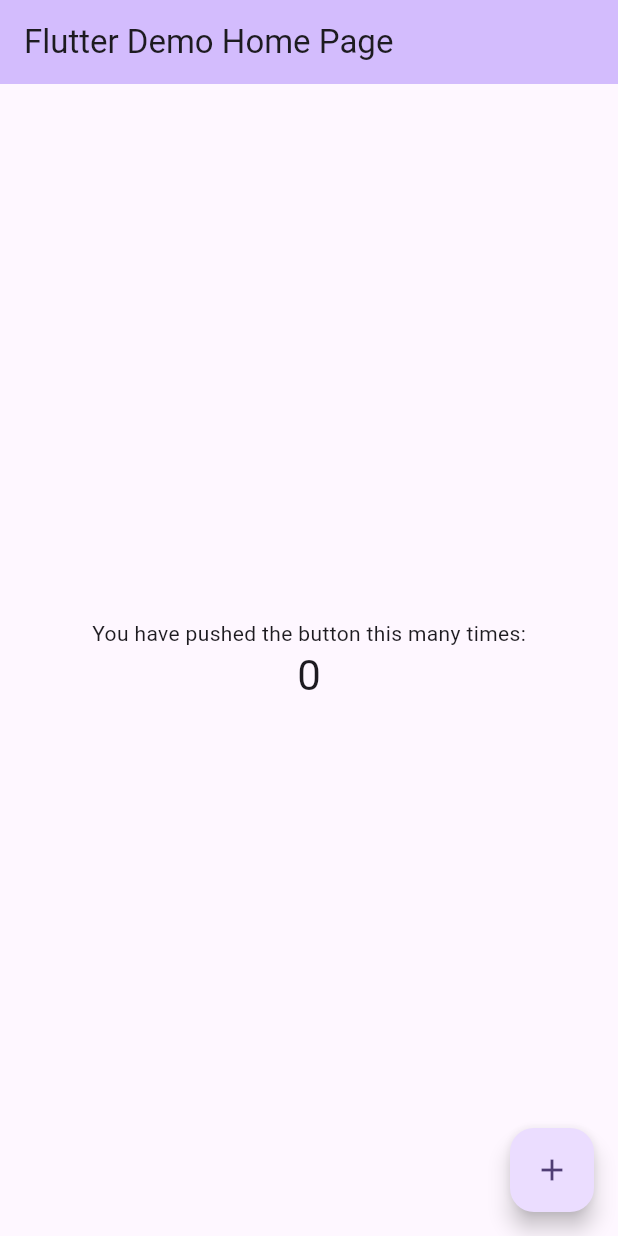
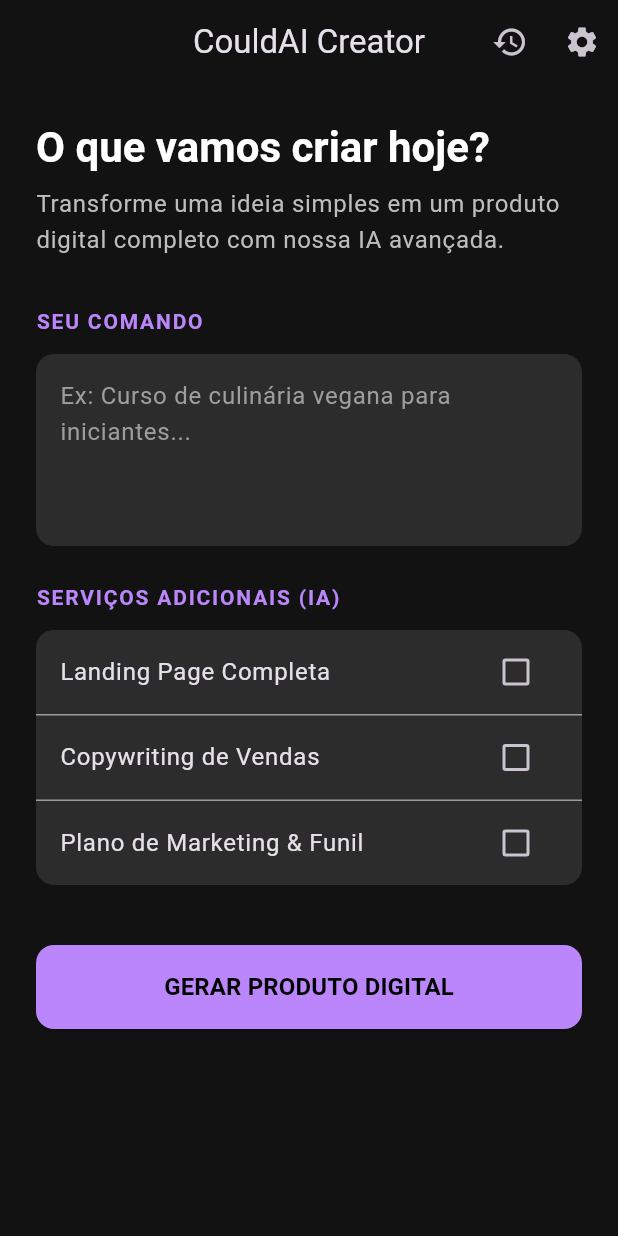
Before and after one commit to could-ai/019aa438-82ff-78c3-b1d0-4987ff46448f, a Flutter app: the screen it shows after launch, on a phone screen of 412 x 824 dp. Run offline on Flutter 3.47's test engine with Material 3 defaults, Android fonts, the phone set to English and light mode, and no system bars.

Commit message:
Setup main application entry point with a dark, tech-inspired theme suitable for an AI product creator tool.; Created data model to hold the structured output defined in the user's prompt (Summary, Objective, Structure, etc.).; Implemented a Mock AI Service that simulates the logic described in the user's prompt, returning a structured product plan after a delay.; Implemented the Home Screen where users can input their product idea (command) and select additional AI services. Includes loading state and navigation.; Created the Result Screen to display the generated digital product details. Uses Tabs to organize the extensive content (Overview, Structure, Design, Extras) clearly.

```diff
--- a/usr/lib/main.dart
+++ b/usr/lib/main.dart
@@ -1,4 +1,5 @@
 import 'package:flutter/material.dart';
+import 'package:couldai_user_app/screens/home_screen.dart';
 
 void main() {
   runApp(const MyApp());
@@ -7,114 +8,47 @@ void main() {
 class MyApp extends StatelessWidget {
   const MyApp({super.key});
 
-  // This widget is the root of your application.
   @override
   Widget build(BuildContext context) {
     return MaterialApp(
-      title: 'Flutter Demo',
+      title: 'CouldAI Creator',
       debugShowCheckedModeBanner: false,
       theme: ThemeData(
-        // This is the theme of your application.
-        //
-        // TRY THIS: Try running your application with "flutter run". You'll see
-        // the application has a purple toolbar. Then, without quitting the app,
-        // try changing the seedColor in the colorScheme below to Colors.green
-        // and then invoke "hot reload" (save your changes or press the "hot
-        // reload" button in a Flutter-supported IDE, or press "r" if you used
-        // the command line to start the app).
-        //
-        // Notice that the counter didn't reset back to zero; the application
-        // state is not lost during the reload. To reset the state, use hot
-        // restart instead.
-        //
-        // This works for code too, not just values: Most code changes can be
-        // tested with just a hot reload.
-        colorScheme: ColorScheme.fromSeed(seedColor: Colors.deepPurple),
+        useMaterial3: true,
+        colorScheme: ColorScheme.fromSeed(
+          seedColor: const Color(0xFF6200EE),
+          brightness: Brightness.dark, // Dark theme for "AI/Tech" vibe
+          primary: const Color(0xFFBB86FC),
+          secondary: const Color(0xFF03DAC6),
+          surface: const Color(0xFF121212),
+        ),
+        appBarTheme: const AppBarTheme(
+          centerTitle: true,
+          elevation: 0,
+          backgroundColor: Colors.transparent,
+        ),
+        cardTheme: CardTheme(
+          elevation: 4,
+          shape: RoundedRectangleBorder(borderRadius: BorderRadius.circular(16)),
+          color: const Color(0xFF1E1E1E),
+        ),
+        inputDecorationTheme: InputDecorationTheme(
+          filled: true,
+          fillColor: const Color(0xFF2C2C2C),
+          border: OutlineInputBorder(
+            borderRadius: BorderRadius.circular(12),
+            borderSide: BorderSide.none,
+          ),
+          focusedBorder: OutlineInputBorder(
+            borderRadius: BorderRadius.circular(12),
+            borderSide: const BorderSide(color: Color(0xFFBB86FC), width: 2),
+          ),
+        ),
       ),
-      home: const MyHomePage(title: 'Flutter Demo Home Page'),
+      initialRoute: '/',
+      routes: {
+        '/': (context) => const HomeScreen(),
+      },
     );
   }
 }
-
-class MyHomePage extends StatefulWidget {
-  const MyHomePage({super.key, required this.title});
-
-  // This widget is the home page of your application. It is stateful, meaning
-  // that it has a State object (defined below) that contains fields that affect
-  // how it looks.
-
-  // This class is the configuration for the state. It holds the values (in this
-  // case the title) provided by the parent (in this case the App widget) and
-  // used by the build method of the State. Fields in a Widget subclass are
-  // always marked "final".
-
-  final String title;
-
-  @override
-  State<MyHomePage> createState() => _MyHomePageState();
-}
-
-class _MyHomePageState extends State<MyHomePage> {
-  int _counter = 0;
-
-  void _incrementCounter() {
-    setState(() {
-      // This call to setState tells the Flutter framework that something has
-      // changed in this State, which causes it to rerun the build method below
-      // so that the display can reflect the updated values. If we changed
-      // _counter without calling setState(), then the build method would not be
-      // called again, and so nothing would appear to happen.
-      _counter++;
-    });
-  }
-
-  @override
-  Widget build(BuildContext context) {
-    // This method is rerun every time setState is called, for instance as done
-    // by the _incrementCounter method above.
-    //
-    // The Flutter framework has been optimized to make rerunning build methods
-    // fast, so that you can just rebuild anything that needs updating rather
-    // than having to individually change instances of widgets.
-    return Scaffold(
-      appBar: AppBar(
-        // TRY THIS: Try changing the color here to a specific color (to
-        // Colors.amber, perhaps?) and trigger a hot reload to see the AppBar
-        // change color while the other colors stay the same.
-        backgroundColor: Theme.of(context).colorScheme.inversePrimary,
-        // Here we take the value from the MyHomePage object that was created by
-        // the App.build method, and use it to set our appbar title.
-        title: Text(widget.title),
-      ),
-      body: Center(
-        // Center is a layout widget. It takes a single child and positions it
-        // in the middle of the parent.
-        child: Column(
-          // Column is also a layout widget. It takes a list of children and
-          // arranges them vertically. By default, it sizes itself to fit its
-          // children horizontally, and tries to be as tall as its parent.
-          //
-          // Column has various properties to control how it sizes itself and
-          // how it positions its children. Here we use mainAxisAlignment to
-          // center the children vertically; the main axis here is the vertical
-          // axis because Columns are vertical (the cross axis would be
-          // horizontal).
-          //
-          // TRY THIS: Invoke "debug painting" (choose the "Toggle Debug Paint"
-          // action in the IDE, or press "p" in the console), to see the
-          // wireframe for each widget.
-          mainAxisAlignment: MainAxisAlignment.center,
-          children: <Widget>[
-            const Text('You have pushed the button this many times:'),
-            Text('$_counter', style: Theme.of(context).textTheme.headlineMedium),
-          ],
-        ),
-      ),
-      floatingActionButton: FloatingActionButton(
-        onPressed: _incrementCounter,
-        tooltip: 'Increment',
-        child: const Icon(Icons.add),
-      ), // This trailing comma makes auto-formatting nicer for build methods.
-    );
-  }
-}
--- /dev/null
+++ b/usr/lib/models/product_result.dart
@@ -0,0 +1,29 @@
+class ProductResult {
+  final String title;
+  final String subtitle;
+  final String summary;
+  final String objective;
+  final String targetAudience;
+  final List<String> structure;
+  final String contentPreview;
+  final String designSuggestion;
+  final List<String> variations;
+  final List<String> bonuses;
+  final List<String> improvements;
+  final Map<String, List<String>> extraServices;
+
+  ProductResult({
+    required this.title,
+    required this.subtitle,
+    required this.summary,
+    required this.objective,
+    required this.targetAudience,
+    required this.structure,
+    required this.contentPreview,
+    required this.designSuggestion,
+    required this.variations,
+    required this.bonuses,
+    required this.improvements,
+    required this.extraServices,
+  });
+}
--- /dev/null
+++ b/usr/lib/screens/home_screen.dart
@@ -0,0 +1,220 @@
+import 'package:flutter/material.dart';
+import 'package:couldai_user_app/services/mock_ai_service.dart';
+import 'package:couldai_user_app/screens/result_screen.dart';
+
+class HomeScreen extends StatefulWidget {
+  const HomeScreen({super.key});
+
+  @override
+  State<HomeScreen> createState() => _HomeScreenState();
+}
+
+class _HomeScreenState extends State<HomeScreen> {
+  final TextEditingController _commandController = TextEditingController();
+  bool _isGenerating = false;
+
+  // Checkbox states for extra services
+  bool _includeLandingPage = false;
+  bool _includeCopywriting = false;
+  bool _includeMarketingPlan = false;
+
+  void _generateProduct() async {
+    if (_commandController.text.isEmpty) {
+      ScaffoldMessenger.of(context).showSnackBar(
+        const SnackBar(content: Text('Por favor, digite um comando ou ideia.')),
+      );
+      return;
+    }
+
+    setState(() {
+      _isGenerating = true;
+    });
+
+    try {
+      // Call the mock service
+      final result = await MockAIService.generateProduct(_commandController.text);
+
+      if (!mounted) return;
+
+      Navigator.push(
+        context,
+        MaterialPageRoute(
+          builder: (context) => ResultScreen(product: result),
+        ),
+      );
+    } catch (e) {
+      ScaffoldMessenger.of(context).showSnackBar(
+        SnackBar(content: Text('Erro ao gerar produto: $e')),
+      );
+    } finally {
+      if (mounted) {
+        setState(() {
+          _isGenerating = false;
+        });
+      }
+    }
+  }
+
+  @override
+  Widget build(BuildContext context) {
+    return Scaffold(
+      appBar: AppBar(
+        title: const Text('CouldAI Creator'),
+        actions: [
+          IconButton(icon: const Icon(Icons.history), onPressed: () {}),
+          IconButton(icon: const Icon(Icons.settings), onPressed: () {}),
+        ],
+      ),
+      body: SingleChildScrollView(
+        padding: const EdgeInsets.all(24.0),
+        child: Column(
+          crossAxisAlignment: CrossAxisAlignment.start,
+          children: [
+            _buildHeader(),
+            const SizedBox(height: 32),
+            _buildInputSection(),
+            const SizedBox(height: 24),
+            _buildExtraServices(),
+            const SizedBox(height: 40),
+            _buildGenerateButton(),
+          ],
+        ),
+      ),
+    );
+  }
+
+  Widget _buildHeader() {
+    return Column(
+      crossAxisAlignment: CrossAxisAlignment.start,
+      children: [
+        Text(
+          'O que vamos criar hoje?',
+          style: Theme.of(context).textTheme.headlineMedium?.copyWith(
+                fontWeight: FontWeight.bold,
+                color: Colors.white,
+              ),
+        ),
+        const SizedBox(height: 8),
+        Text(
+          'Transforme uma ideia simples em um produto digital completo com nossa IA avançada.',
+          style: Theme.of(context).textTheme.bodyLarge?.copyWith(
+                color: Colors.grey[400],
+              ),
+        ),
+      ],
+    );
+  }
+
+  Widget _buildInputSection() {
+    return Column(
+      crossAxisAlignment: CrossAxisAlignment.start,
+      children: [
+        const Text(
+          'SEU COMANDO',
+          style: TextStyle(
+            color: Color(0xFFBB86FC),
+            fontWeight: FontWeight.bold,
+            letterSpacing: 1.2,
+          ),
+        ),
+        const SizedBox(height: 12),
+        TextField(
+          controller: _commandController,
+          maxLines: 4,
+          style: const TextStyle(fontSize: 16),
+          decoration: const InputDecoration(
+            hintText: 'Ex: Curso de culinária vegana para iniciantes...',
+            hintStyle: TextStyle(color: Colors.grey),
+          ),
+        ),
+      ],
+    );
+  }
+
+  Widget _buildExtraServices() {
+    return Column(
+      crossAxisAlignment: CrossAxisAlignment.start,
+      children: [
+        const Text(
+          'SERVIÇOS ADICIONAIS (IA)',
+          style: TextStyle(
+            color: Color(0xFFBB86FC),
+            fontWeight: FontWeight.bold,
+            letterSpacing: 1.2,
+          ),
+        ),
+        const SizedBox(height: 12),
+        Container(
+          decoration: BoxDecoration(
+            color: const Color(0xFF2C2C2C),
+            borderRadius: BorderRadius.circular(12),
+          ),
+          child: Column(
+            children: [
+              CheckboxListTile(
+                title: const Text('Landing Page Completa'),
+                value: _includeLandingPage,
+                activeColor: const Color(0xFFBB86FC),
+                onChanged: (val) => setState(() => _includeLandingPage = val!),
+              ),
+              const Divider(height: 1, color: Colors.grey),
+              CheckboxListTile(
+                title: const Text('Copywriting de Vendas'),
+                value: _includeCopywriting,
+                activeColor: const Color(0xFFBB86FC),
+                onChanged: (val) => setState(() => _includeCopywriting = val!),
+              ),
+              const Divider(height: 1, color: Colors.grey),
+              CheckboxListTile(
+                title: const Text('Plano de Marketing & Funil'),
+                value: _includeMarketingPlan,
+                activeColor: const Color(0xFFBB86FC),
+                onChanged: (val) => setState(() => _includeMarketingPlan = val!),
+              ),
+            ],
+          ),
+        ),
+      ],
+    );
+  }
+
+  Widget _buildGenerateButton() {
+    return SizedBox(
+      width: double.infinity,
+      height: 56,
+      child: ElevatedButton(
+        onPressed: _isGenerating ? null : _generateProduct,
+        style: ElevatedButton.styleFrom(
+          backgroundColor: const Color(0xFFBB86FC),
+          foregroundColor: Colors.black,
+          shape: RoundedRectangleBorder(
+            borderRadius: BorderRadius.circular(12),
+          ),
+        ),
+        child: _isGenerating
+            ? const Row(
+                mainAxisAlignment: MainAxisAlignment.center,
+                children: [
+                  SizedBox(
+                    width: 24,
+                    height: 24,
+                    child: CircularProgressIndicator(
+                      strokeWidth: 2,
+                      color: Colors.black,
+                    ),
+                  ),
+                  SizedBox(width: 12),
+                  Text('Processando com IA...'),
+                ],
+              )
+            : const Text(
+                'GERAR PRODUTO DIGITAL',
+                style: TextStyle(
+                  fontSize: 16,
+                  fontWeight: FontWeight.bold,
+                ),
+              ),
+      ),
+    );
+  }
+}
--- /dev/null
+++ b/usr/lib/services/mock_ai_service.dart
@@ -0,0 +1,54 @@
+import 'package:couldai_user_app/models/product_result.dart';
+
+class MockAIService {
+  // Simulates the AI processing delay and returns a structured response
+  // based on the user's prompt persona.
+  static Future<ProductResult> generateProduct(String command) async {
+    await Future.delayed(const Duration(seconds: 3)); // Simulate "Thinking"
+
+    // This is a static mock response demonstrating what the AI would output
+    // if connected to the LLM with the user's specific system prompt.
+    return ProductResult(
+      title: "Masterclass: $command",
+      subtitle: "O Guia Definitivo para Dominar $command em 30 Dias",
+      summary: "Um produto digital completo focado em transformar iniciantes em especialistas na área de $command. O material combina teoria aprofundada com exercícios práticos diários.",
+      objective: "Capacitar o aluno a executar $command com excelência, fornecendo ferramentas, templates e estratégias validadas pelo mercado.",
+      targetAudience: "Empreendedores, profissionais liberais e estudantes que desejam alavancar sua carreira ou negócio utilizando $command.",
+      structure: [
+        "Módulo 1: Fundamentos Essenciais",
+        "Módulo 2: Estratégias Avançadas",
+        "Módulo 3: Ferramentas e Automação",
+        "Módulo 4: Estudo de Caso e Aplicação Real",
+        "Módulo 5: Escala e Monetização"
+      ],
+      contentPreview: "No Módulo 1, abordaremos os conceitos base. A aula 1.1 foca na mentalidade necessária. A aula 1.2 apresenta o panorama atual do mercado. O conteúdo é entregue em formato de vídeo-aulas curtas (15min) acompanhadas de PDFs resumos.",
+      designSuggestion: "Estilo Minimalista e Tech. Cores principais: Azul Marinho (#0A192F) e Dourado (#FFD700) para passar autoridade e valor. Tipografia: Montserrat para títulos e Open Sans para corpo de texto.",
+      variations: [
+        "Opção A: E-book Compacto (Guia Rápido de 50 páginas)",
+        "Opção B: Workshop Ao Vivo de 4 horas (Imersão)",
+        "Opção C: Mentoria em Grupo (4 encontros semanais)"
+      ],
+      bonuses: [
+        "Bônus 1: Comunidade Exclusiva no Discord",
+        "Bônus 2: Pack de Templates Editáveis no Canva",
+        "Bônus 3: Planilha de Gestão Financeira para o Projeto"
+      ],
+      improvements: [
+        "Futuramente, adicionar um módulo sobre Inteligência Artificial aplicada a $command.",
+        "Criar uma certificação oficial ao final do curso.",
+        "Traduzir o material para Espanhol e Inglês para expansão internacional."
+      ],
+      extraServices: {
+        "Marketing": [
+          "Landing Page de Alta Conversão",
+          "Sequência de E-mails de Aquecimento",
+          "Criativos para Facebook Ads"
+        ],
+        "Técnico": [
+          "Fluxograma da Jornada do Usuário",
+          "Setup da Área de Membros"
+        ]
+      },
+    );
+  }
+}
```
Also changed, not shown: usr/lib/screens/result_screen.dart (added, +231 -0 lines).
